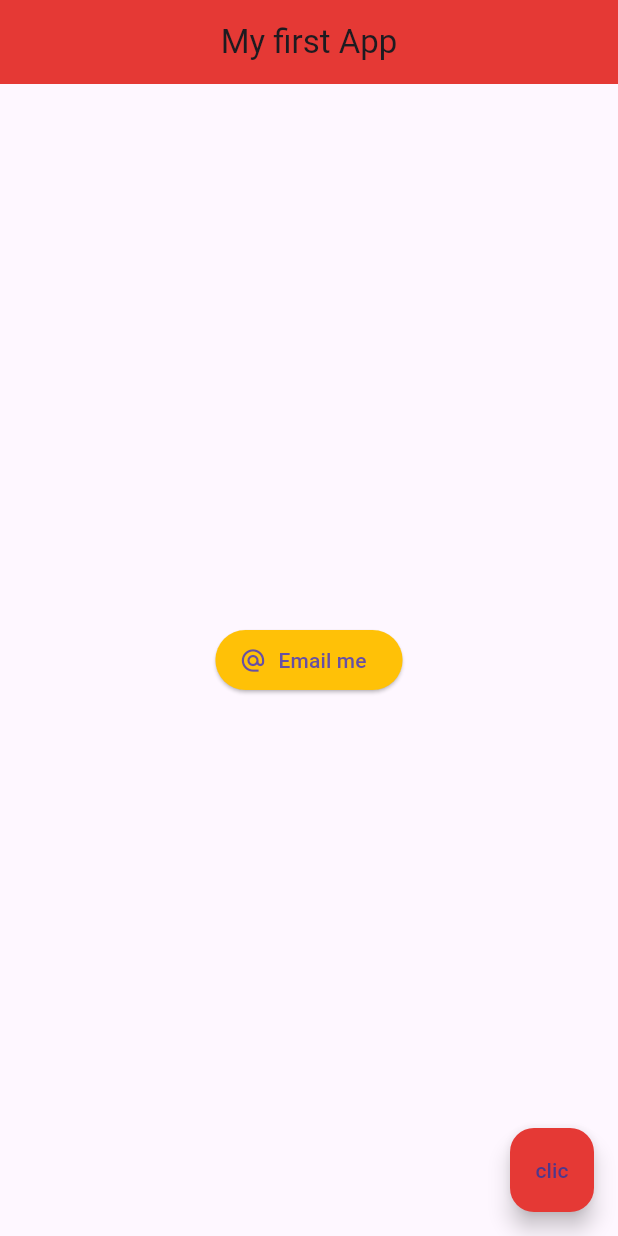
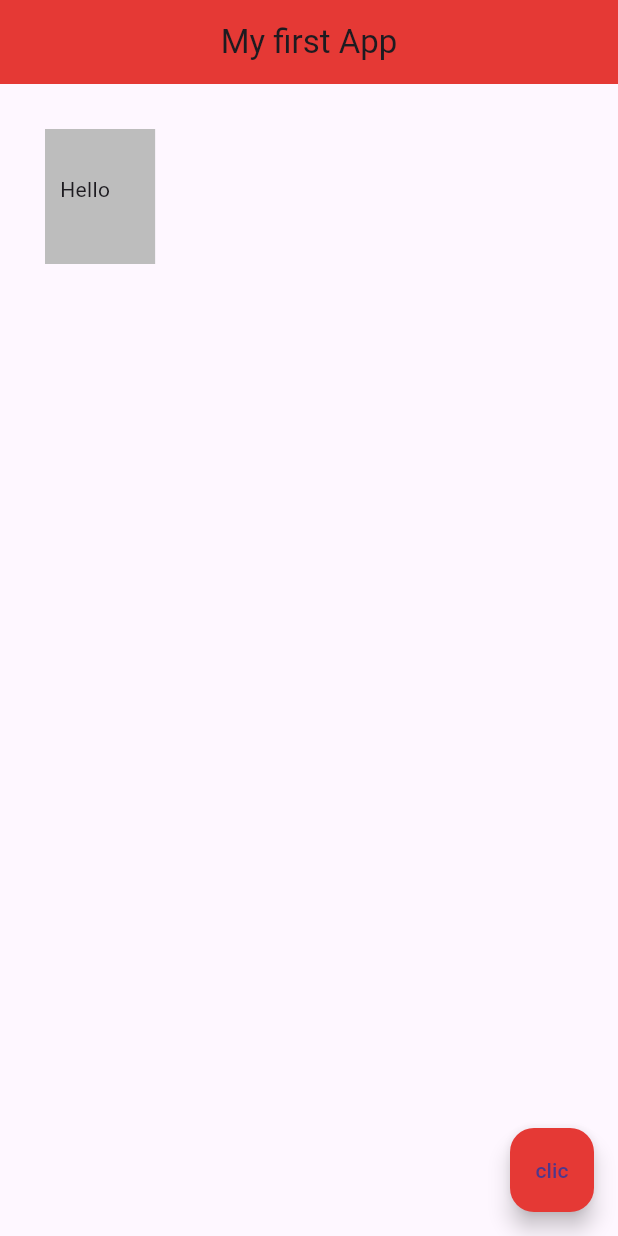
Before and after one commit to juansgt/flutter-for-beginners, a Flutter app: the screen it shows after launch, on a phone screen of 412 x 824 dp. Run offline on Flutter 3.47's test engine with Material 3 defaults, Android fonts, the phone set to English and light mode, and no system bars.

Commit message:
Añadido el Widget Container usando padding (margenes internos del container) o margin (margenes externos del container)

```diff
--- a/lib/main.dart
+++ b/lib/main.dart
@@ -13,8 +13,11 @@ class Home extends StatelessWidget {
         centerTitle: true,
         backgroundColor: Colors.red[600],
       ),
-      body: Center(
-        child: getElevatedButton()
+      body: Container(
+        padding: EdgeInsets.fromLTRB(10, 30, 30, 40),
+        margin: EdgeInsets.all(30),
+        color: Colors.grey[400],
+        child: Text('Hello'),
       ),
       floatingActionButton: getFloatingActionButton()
     );
```
